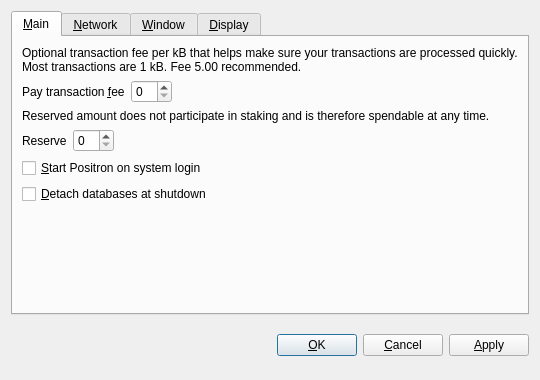
Old version of the form src/qt/forms/optionsdialog.ui in the repository CryptoBackroom/Backup.
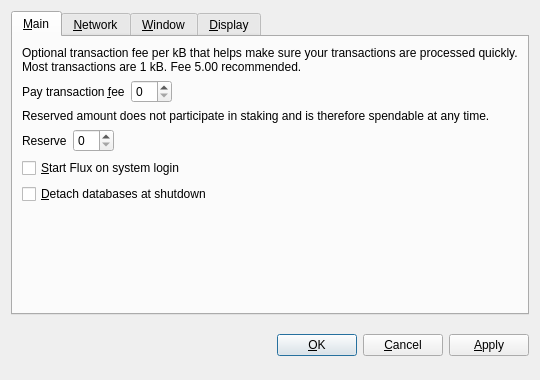
New version of the form. Custom widgets are drawn as their Qt base class.

```diff
--- a/src/qt/forms/optionsdialog.ui
+++ b/src/qt/forms/optionsdialog.ui
@@ -128,7 +128,7 @@
           <string>Automatically start Positron after logging in to the system.</string>
          </property>
          <property name="text">
-          <string>&amp;Start Positron on system login</string>
+          <string>&amp;Start Flux on system login</string>
          </property>
         </widget>
        </item>
```
Left out of the diff: 10 changed lines with no effect on the pictures.
